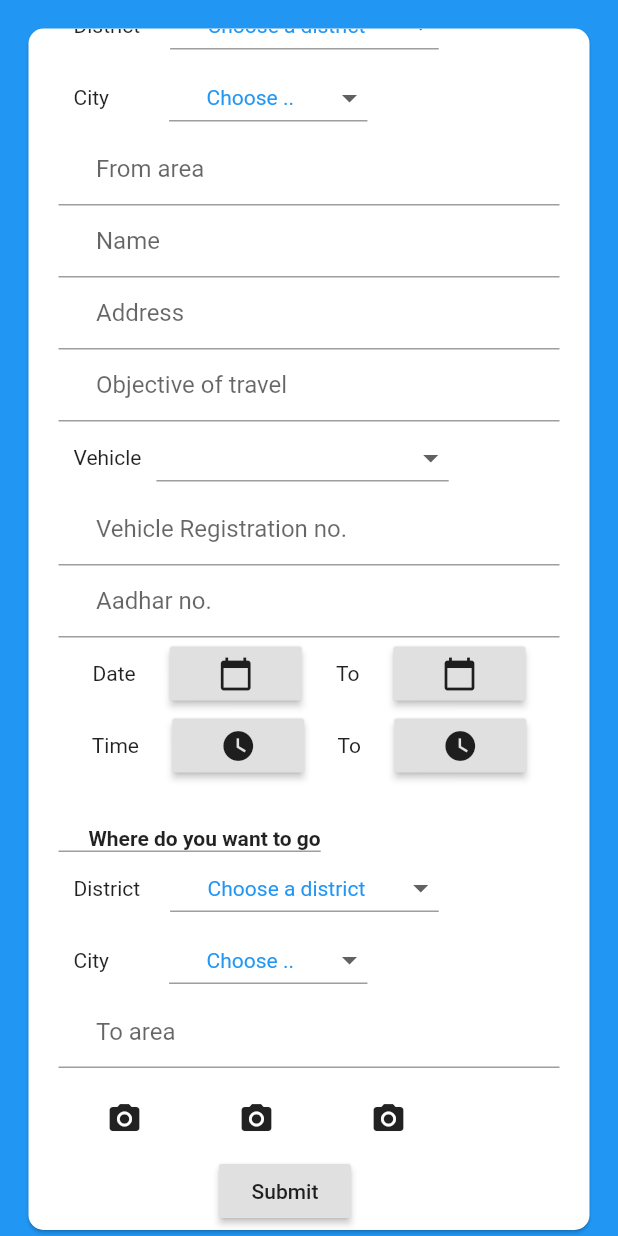
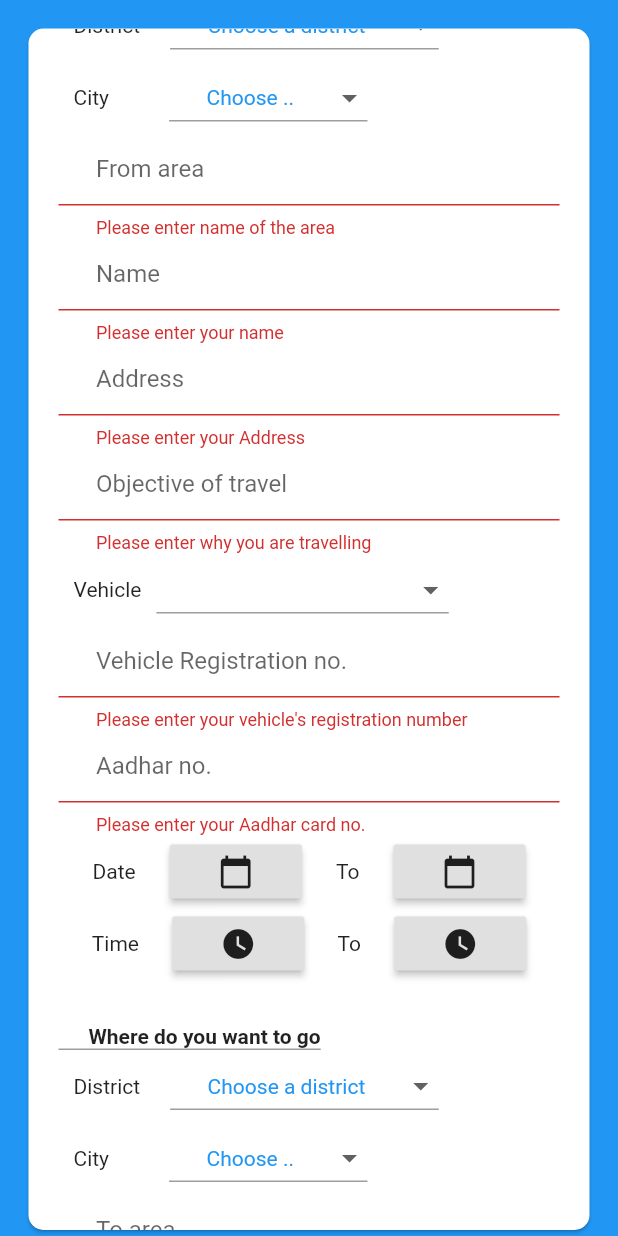
Before and after one commit to Azanul/e_pass, a Flutter app: the IDTravel screen opened directly, scrolled down 93 dp, after a tap on "Submit", on a phone screen of 412 x 824 dp. Run offline on Flutter 3.47's test engine with Material 2 defaults, Android fonts, the phone set to English and light mode, and no system bars; our stand-ins replace cloud_firestore, firebase_auth, firebase_storage, image_picker; accounts and stored records are empty.

Commit message:
Image render bug solved

```diff
--- a/lib/pages/Page-InterDistrict.dart
+++ b/lib/pages/Page-InterDistrict.dart
@@ -6,21 +6,24 @@ import 'package:epass/data/Data-Rep.dart';
 import 'package:image_picker/image_picker.dart';
 import 'package:epass/services/crud.dart';
 
-Widget _formTextInput(label, validErr, controller, {String hint = ''}) {
+Widget _formTextInput(label, validErr, TextEditingController controller, {String hint = ''}) {
   return TextFormField(
     decoration: InputDecoration(
         contentPadding: EdgeInsets.only(left: 25, right: 25),
         labelText: label,
-        hintText: hint
-    ),
+        hintText: hint),
     validator: (value) {
-      if (value.isEmpty) {
+      if (controller.text.isEmpty) {
         return validErr;
       }
-      return '';
+      return null;
     },
     controller: controller,
   );
+}
+
+class DowloadRef {
+  String aadhar, self, proof;
 }
 
 class IDTravel extends StatefulWidget {
@@ -59,11 +62,10 @@ class _IDTravelState extends State<IDTravel> {
   }
 
   File _aadharImage, _selfImage, _proofImage;
-  dynamic aadharDisplay = Icon(Icons.camera_alt), selfDisplay = Icon(Icons.camera_alt), proofDisplay = Icon(Icons.camera_alt);
   CrudMethods crudObj = new CrudMethods();
 
   Future getImage(opt) async {
-    var img = await ImagePicker.pickImage(source: ImageSource.camera);
+    await ImagePicker.pickImage(source: ImageSource.camera).then((img) {
       setState(() {
         switch (opt) {
           case 1:
@@ -83,13 +85,16 @@ class _IDTravelState extends State<IDTravel> {
             }
         }
       });
+    });
   }
 
   var myControllers;
+
   @override
   void initState() {
     _districts = List.from(_districts)..addAll(repo.getStates());
-    myControllers = List.generate(10, (index) => TextEditingController(), growable: false);
+    myControllers =
+        List.generate(10, (index) => TextEditingController(), growable: false);
     super.initState();
   }
 
@@ -219,10 +224,18 @@ class _IDTravelState extends State<IDTravel> {
                                 }).toList(),
                               ),
                             ]),
-                            _formTextInput('From area', 'Please enter name of the area', myControllers[0]),
-                            _formTextInput('Name', 'Please enter your name', myControllers[1]),
-                            _formTextInput('Address', 'Please enter your Address', myControllers[2]),
-                            _formTextInput('Objective of travel', 'Please enter why you are travelling', myControllers[3]),
+                            _formTextInput(
+                                'From area',
+                                'Please enter name of the area',
+                                myControllers[0]),
+                            _formTextInput('Name', 'Please enter your name',
+                                myControllers[1]),
+                            _formTextInput('Address',
+                                'Please enter your Address', myControllers[2]),
+                            _formTextInput(
+                                'Objective of travel',
+                                'Please enter why you are travelling',
+                                myControllers[3]),
                             Row(children: <Widget>[
                               Padding(
                                   padding: EdgeInsets.only(left: 10, right: 10),
@@ -255,8 +268,15 @@ class _IDTravelState extends State<IDTravel> {
                                 }).toList(),
                               ),
                             ]),
-                            _formTextInput('Vehicle Registration no.', 'Please enter your vehicle\'s registration number', myControllers[4], hint: 'CG09AB3214'),
-                            _formTextInput('Aadhar no.', 'Please enter your Aadhar card no.', myControllers[5]),
+                            _formTextInput(
+                                'Vehicle Registration no.',
+                                'Please enter your vehicle\'s registration number',
+                                myControllers[4],
+                                hint: 'CG09AB3214'),
+                            _formTextInput(
+                                'Aadhar no.',
+                                'Please enter your Aadhar card no.',
+                                myControllers[5]),
                             Row(
                               mainAxisAlignment: MainAxisAlignment.spaceEvenly,
                               children: <Widget>[
@@ -266,11 +286,11 @@ class _IDTravelState extends State<IDTravel> {
                                     onPressed: () {
                                       showDatePicker(
                                               context: context,
-                                              initialDate: dtn
-                                                  .add(Duration(days: 1)),
+                                              initialDate:
+                                                  dtn.add(Duration(days: 1)),
                                               firstDate: dtn,
-                                              lastDate: dtn
-                                                  .add(Duration(days: 30)))
+                                              lastDate:
+                                                  dtn.add(Duration(days: 30)))
                                           .then((date) {
                                         _dateFrom = date;
                                       });
@@ -281,11 +301,11 @@ class _IDTravelState extends State<IDTravel> {
                                     onPressed: () {
                                       showDatePicker(
                                               context: context,
-                                              initialDate: dtn
-                                                  .add(Duration(days: 1)),
+                                              initialDate:
+                                                  dtn.add(Duration(days: 1)),
                                               firstDate: dtn,
-                                              lastDate: dtn
-                                                  .add(Duration(days: 30)))
+                                              lastDate:
+                                                  dtn.add(Duration(days: 30)))
                                           .then((date) {
                                         _dateTo = date;
                                       });
@@ -403,7 +423,10 @@ class _IDTravelState extends State<IDTravel> {
                                 }).toList(),
                               ),
                             ]),
-                            _formTextInput('To area', 'Please enter name of the area', myControllers[6]),
+                            _formTextInput(
+                                'To area',
+                                'Please enter name of the area',
+                                myControllers[6]),
                             SizedBox(
                               height: 10,
                             ),
@@ -412,33 +435,30 @@ class _IDTravelState extends State<IDTravel> {
                                 FlatButton(
                                   onPressed: () {
                                     getImage(1);
-                                      setState(() {
-                                        aadharDisplay = Image(
+                                  },
+                                  child: _aadharImage == null
+                                      ? Icon(Icons.camera_alt)
+                                      : Image(
                                       image: ResizeImage(
                                           FileImage(_aadharImage),
                                           width:
                                           screenSize(context).width ~/
                                               5 -
-                                                    10));
-                                      });
-                                    },
-                                    child: aadharDisplay,
+                                              10)),
                                 ),
                                 FlatButton(
                                     onPressed: () {
                                       getImage(2);
-                                      setState(() {
-                                        selfDisplay = Image(
+                                    },
+                                    child: _selfImage == null
+                                        ? Icon(Icons.camera_alt)
+                                        : Image(
                                             image: ResizeImage(
-                                                FileImage(_aadharImage),
+                                                FileImage(_selfImage),
                                                 width:
                                                     screenSize(context).width ~/
                                                             5 -
-                                                    10));
-                                      });
-                                    },
-                                  child: aadharDisplay,
-                                ),
+                                                        10))),
                                 FlatButton(
                                     onPressed: () {
                                       getImage(3);
@@ -459,23 +479,30 @@ class _IDTravelState extends State<IDTravel> {
                                   horizontal:
                                       screenSize(context).width / 4 + 4),
                               child: RaisedButton(
-                                onPressed: () {
+                                onPressed: () async {
                                   // Validate returns true if the form is valid, or false
                                   // otherwise.
-//                                  if (_formKey.currentState.validate()) {
+                                  if (_formKey.currentState.validate()) {
                                     // If the form is valid, display a Snackbar.
+                                    DowloadRef _ref = new DowloadRef();
+                                    crudObj.upImg(_ref, _aadharImage, _selfImage, _proofImage).then((value) =>
+                                        Scaffold.of(context).showSnackBar(
+                                            SnackBar(
+                                                content:
+                                                Text('Processing Data')))
+                                    );
                                     Map<String, dynamic> formData = {
-                                      'Aadhar': _aadharImage,
+                                      'Aadhar': _ref.aadhar,
                                       'AadharNo': myControllers[5].text,
                                       'Address': myControllers[2].text,
                                       'DateInterval':
-                                          _dateFrom.compareTo(_dateTo),
+                                          _dateFrom.toString() + ' To ' + _dateTo.toString(),
                                       'From-Area': myControllers[0].text,
                                       'From-City': _lgaF,
                                       'From-District': _districtF,
                                       'Name': myControllers[1].text,
                                       'Phone': phNumber,
-                                      'Pic': _selfImage,
+                                      'Pic': _ref.self,
                                       'Reg.No.': myControllers[4].text,
                                       'TimeInterval': _timeFrom.toString() +
                                           ' To ' +
@@ -485,15 +512,15 @@ class _IDTravelState extends State<IDTravel> {
                                       'ToDistrict': _districtT,
                                       'TravelObj': myControllers[3].text,
                                       'Vehicle': vehicleType,
-                                      'proof': _proofImage
+                                      'proof': _ref.proof
                                     };
                                     crudObj.addData(formData).then((value) =>
                                         Scaffold.of(context).showSnackBar(
                                             SnackBar(
                                                 content:
-                                                    Text('Processing Data'))));
+                                                    Text('Form Submitted'))));
+                                  }
                                 },
-//                                },
                                 child: Text('Submit'),
                               ),
                             ),
--- a/pubspec.yaml
+++ b/pubspec.yaml
@@ -26,6 +26,7 @@ dependencies:
   image_picker:
   firebase_auth:
   cloud_firestore:
+  firebase_storage:
 
 dev_dependencies:
   flutter_test:
```
Also changed, not shown: pubspec.lock. Lines whose indentation alone changed are shown as unchanged.
